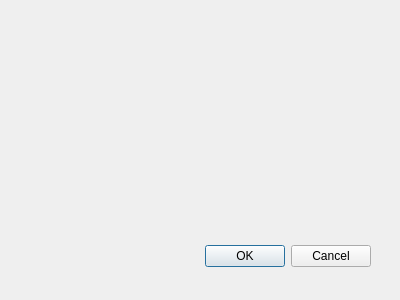
eugene-pa/armdncqt, file forms/dlgperegoninfo.ui: the form before one commit.
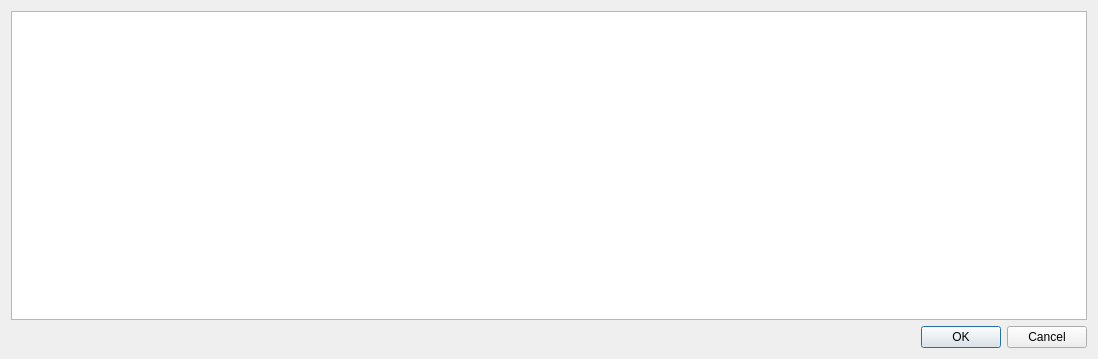
The form after the commit.

```diff
--- a/forms/dlgperegoninfo.ui
+++ b/forms/dlgperegoninfo.ui
@@ -8,22 +8,19 @@
    <rect>
     <x>0</x>
     <y>0</y>
-    <width>400</width>
-    <height>300</height>
+    <width>1098</width>
+    <height>359</height>
    </rect>
   </property>
   <property name="windowTitle">
    <string>Dialog</string>
   </property>
+  <layout class="QVBoxLayout" name="verticalLayout">
+   <item>
+    <widget class="QTableWidget" name="table"/>
+   </item>
+   <item>
   <widget class="QDialogButtonBox" name="buttonBox">
-   <property name="geometry">
-    <rect>
-     <x>30</x>
-     <y>240</y>
-     <width>341</width>
-     <height>32</height>
-    </rect>
-   </property>
    <property name="orientation">
     <enum>Qt::Horizontal</enum>
    </property>
@@ -31,6 +28,8 @@
     <set>QDialogButtonBox::Cancel|QDialogButtonBox::Ok</set>
    </property>
   </widget>
+   </item>
+  </layout>
  </widget>
  <pixmapfunction/>
  <resources/>
```
Left out of the diff: 5 changed lines with no effect on the pictures. Lines whose indentation alone changed are shown as unchanged.
